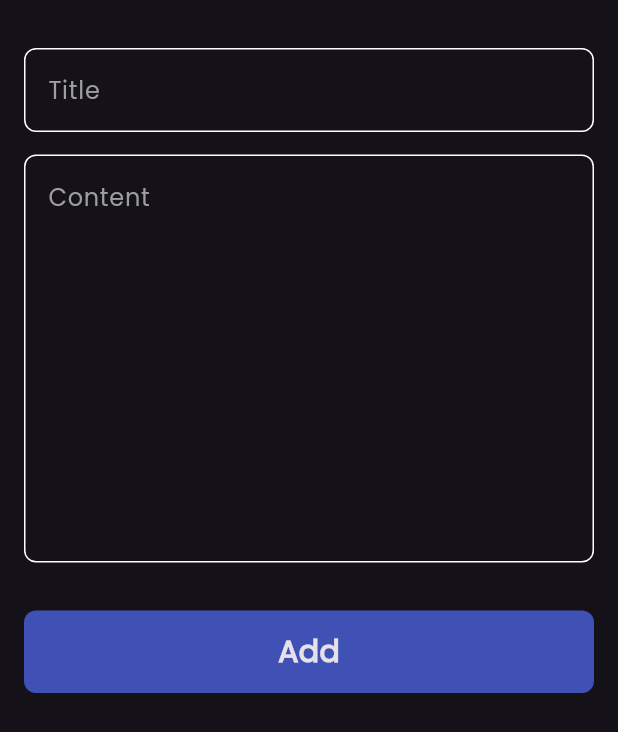
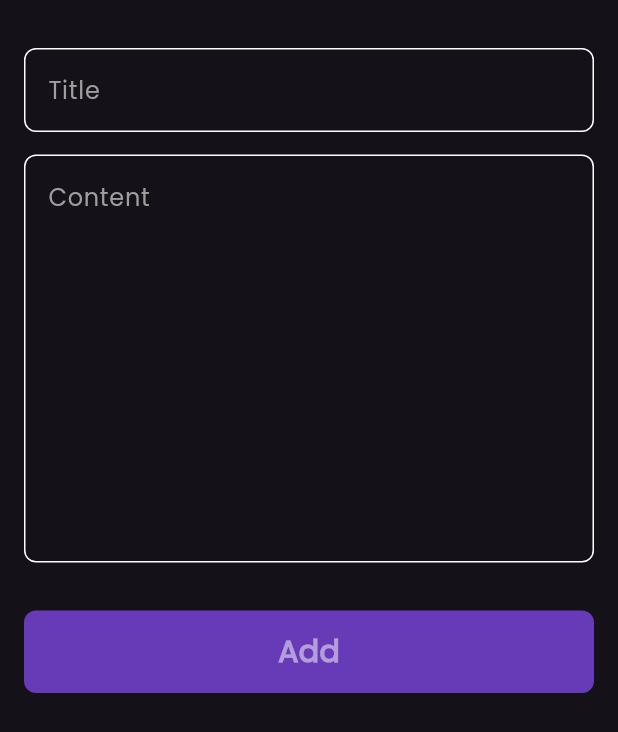
Before and after one commit to 7abrouk/NoteApp, a Flutter app: the AddNoteBottomSheet widget shown alone on an empty page, opened directly, on a phone screen of 412 x 824 dp. Shown: the top 732 px of the screen. Run offline on Flutter 3.47's test engine with Material 3 defaults, Android fonts, the phone set to English and light mode, and no system bars; drawn by our look-alikes of modal_progress_hud_nsn; our stand-ins replace flutter_bloc, hive, hive_flutter; accounts and stored records are empty.

Commit message:
change add note bottom sheet loading

```diff
--- a/lib/widgets/add_note_bottom_sheet.dart
+++ b/lib/widgets/add_note_bottom_sheet.dart
@@ -1,6 +1,5 @@
 import 'package:flutter/material.dart';
 import 'package:flutter_bloc/flutter_bloc.dart';
-import 'package:modal_progress_hud_nsn/modal_progress_hud_nsn.dart';
 import 'package:note_app/cubits/add_note_cubit.dart';
 import 'package:note_app/cubits/add_note_state.dart';
 import 'package:note_app/widgets/add_note_form.dart';
@@ -22,9 +21,9 @@ class AddNoteBottomSheet extends StatelessWidget {
           }
         },
         builder: (context, state) {
-          return ModalProgressHUD(
-              inAsyncCall: state is AddNoteLoading ? true : false,
-              child:const AddNoteForm());
+          return AbsorbPointer(
+            absorbing:state is AddNoteLoading ? true : false,
+            child: const AddNoteForm());
         },
       ),
     );
--- a/lib/widgets/add_note_form.dart
+++ b/lib/widgets/add_note_form.dart
@@ -1,6 +1,7 @@
 import 'package:flutter/material.dart';
 import 'package:flutter_bloc/flutter_bloc.dart';
 import 'package:note_app/cubits/add_note_cubit.dart';
+import 'package:note_app/cubits/add_note_state.dart';
 import 'package:note_app/models/note_model.dart';
 import 'package:note_app/widgets/custom_button.dart';
 import 'package:note_app/widgets/custom_text_field.dart';
@@ -48,17 +49,25 @@ class _AddNoteFormState extends State<AddNoteForm> {
           SizedBox(
             height: 32,
           ),
-          CustomButton(
+          BlocBuilder<AddNoteCubit, AddNoteState>(
+            builder: (context, state) {
+              return CustomButton(
+                isLoading:state is AddNoteLoading ? true :false,
                 onTap: () {
                   if (formKey.currentState!.validate()) {
                     formKey.currentState!.save();
                     var noteModel = NoteModel(
-                    title: title!, subTitle: subTitle!, date: DateTime.now().toString(), color: Colors.blue.value);
+                        title: title!,
+                        subTitle: subTitle!,
+                        date: DateTime.now().toString(),
+                        color: Colors.blue.value);
                     BlocProvider.of<AddNoteCubit>(context).addNote(noteModel);
                   } else {
                     autovalidateMode = AutovalidateMode.always;
                     setState(() {});
                   }
+                },
+              );
             },
           ),
         ],
--- a/lib/widgets/custom_button.dart
+++ b/lib/widgets/custom_button.dart
@@ -1,8 +1,9 @@
 import 'package:flutter/material.dart';
 
 class CustomButton extends StatelessWidget {
-  const CustomButton({super.key, this.onTap});
+  const CustomButton({super.key, this.onTap,  this.isLoading =false});
   final void Function()? onTap;
+  final bool isLoading;
   @override
   Widget build(BuildContext context) {
     return GestureDetector(
@@ -10,14 +11,21 @@ class CustomButton extends StatelessWidget {
       child: Container(
         decoration: BoxDecoration(
           borderRadius: BorderRadius.circular(8),
-          color: Colors.indigo,
+          color: Colors.deepPurple,
         ),
         width: MediaQuery.of(context).size.width,
         height: 55,
         child: Center(
-            child: Text(
+            child: isLoading ? SizedBox(
+              height: 25,
+              width: 25,
+              child: const CircularProgressIndicator(
+                color: Colors.grey,
+
+              ),
+            ) : Text(
           'Add',
-          style: TextStyle(fontSize: 20, fontWeight: FontWeight.bold),
+          style: TextStyle(fontSize: 20, fontWeight: FontWeight.bold,color: Colors.white.withOpacity(.5)),
         )),
       ),
     );
```
Lines whose indentation alone changed are shown as unchanged.
